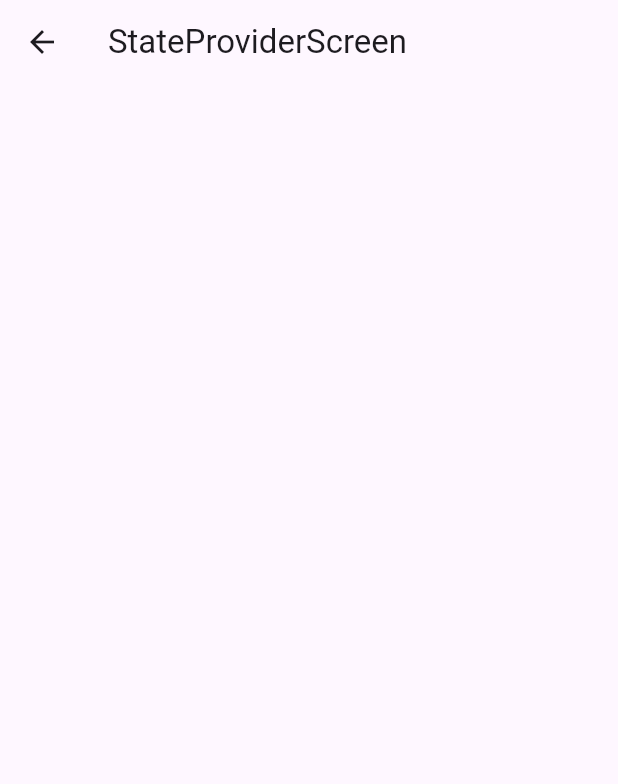
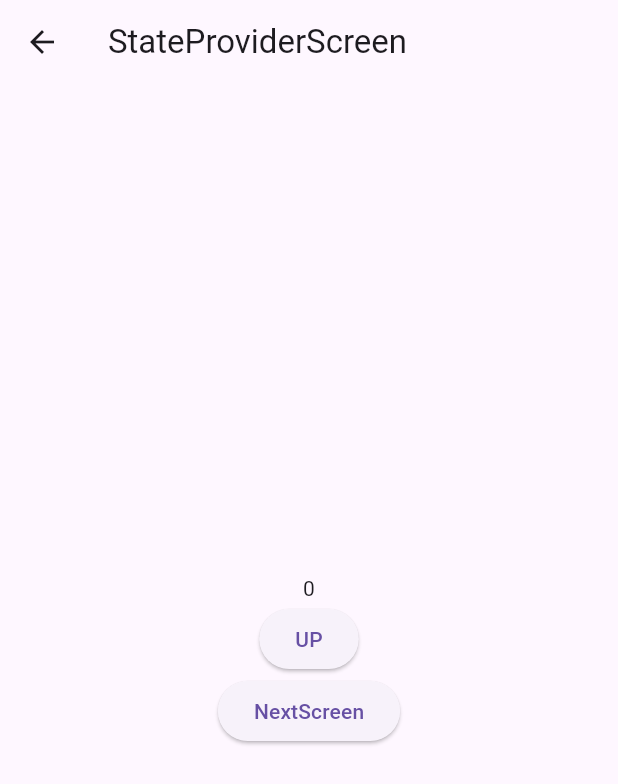
Before and after one commit to WooRiGyeoRe/riverpod_example, a Flutter app: the screen it shows after launch, after a tap on "StateProviderScreen", on a phone screen of 412 x 824 dp. Shown: the top 784 px of the screen. Run offline on Flutter 3.47's test engine with Material 3 defaults, Android fonts, the phone set to English and light mode, and no system bars; our stand-ins replace flutter_riverpod.

Commit message:
커밋완료

```diff
--- a/lib/main.dart
+++ b/lib/main.dart
@@ -2,10 +2,14 @@ import 'package:flutter/material.dart';
 import 'package:flutter_riverpod/flutter_riverpod.dart';
 import 'package:flutter_riverpod_example/screen/home_screen.dart';
 
+// ★ RiverPod 사용을 위해 ProviderScope로 감싸주기 ★
+// ProviderScope가 상위에 있어야 상태관리 툴 사용이 가능하다.
 void main() {
   runApp(
-    const MaterialApp(
-      home: HomeScreen(),
+    const ProviderScope(
+      child: MaterialApp(
+        home: HomeScreen(),
+      ),
     ),
   );
 }
--- a/lib/riverpod/state_provider_screen.dart
+++ b/lib/riverpod/state_provider_screen.dart
@@ -1,4 +1,6 @@
 import 'package:flutter_riverpod/flutter_riverpod.dart';
 
 // 가장 기본이되는 Provider인 State 사용해보기
-final numberProvider = StateProvider((ref) => 0);
+
+// 0은 내가 관리할 거라 <int>로 넣어주면 됨
+final numberProvider = StateProvider<int>((ref) => 0);
--- a/lib/screen/state_provider_screen.dart
+++ b/lib/screen/state_provider_screen.dart
@@ -1,15 +1,89 @@
 import 'package:flutter/material.dart';
+import 'package:flutter_riverpod/flutter_riverpod.dart';
 import 'package:flutter_riverpod_example/layout/default_layout.dart';
+import 'package:flutter_riverpod_example/riverpod/state_provider_screen.dart';
 
-class StateProviderScreen extends StatelessWidget {
+// ★ StatelessWidget에서 ConsumerWidget으로 변경 ★ => 리버팟 사용 준비 완료!
+class StateProviderScreen extends ConsumerWidget {
   const StateProviderScreen({super.key});
 
+  // 기존 StatelessWidget와 99% 유사한데, 1% 차이가 있음.
+  // 뭘까?? => build(BuildContext context) 함수 안에 하나의 파라미터를 더 받음!
+  //           그게 바로.... ★ WidgetRef ref ★
+  //           이 ref를 사용해 RiverPod 안에 선언해 놓은 StateProvider에 접근할 수 있게 됨!
   @override
-  Widget build(BuildContext context) {
-    return const DefaultLayout(
-        title: 'StateProviderScreen',
-        body: Column(
-          children: [],
-        ));
+  Widget build(BuildContext context, WidgetRef ref) {
+    // ref. 하면 read / watch / listen 나옴
+    // ★ (1) ref.watch => 특정 프로바이더를 보고있다가 그 프로바이더가 변경되면 빌드 재실행
+    //                  => 직접적으로 UI에 반영
+    final provider = ref.watch(numberProvider);
+
+    return DefaultLayout(
+      title: 'StateProviderScreen',
+      body: SizedBox(
+        // 너비 최대한으로 늘리기
+        width: MediaQuery.of(context).size.width,
+        child: Column(
+          mainAxisAlignment: MainAxisAlignment.center,
+          children: [
+            Text(
+              provider.toString(),
+            ),
+            ElevatedButton(
+              onPressed: () {
+                // ★ (2) ref.read => 실행
+                // .update((state) => )에서 (state)는 현재 상태를 의미 ---> 즉, 0
+                ref.read(numberProvider.notifier).update((state) => state + 1);
+              },
+              child: const Text('UP'),
+            ),
+            ElevatedButton(
+              onPressed: () {
+                Navigator.of(context).push(
+                  MaterialPageRoute(
+                    builder: (_) => const _NextScreen(),
+                  ),
+                );
+              },
+              child: const Text('NextScreen'),
+            ),
+          ],
+        ),
+      ),
+    );
   }
 }
+
+// 여기서만 쓸 거니까 _ 언더스코어 달아서 클래스명 지어주기
+// StatelessWidget => ConsumerWidget으로 변경
+class _NextScreen extends ConsumerWidget {
+  const _NextScreen({super.key});
+
+  //  Widget build(BuildContext context) 함수 안에 WidgetRef ref 추가
+  @override
+  Widget build(BuildContext context, WidgetRef ref) {
+    final provider = ref.watch(numberProvider);
+
+    return DefaultLayout(
+      title: 'StateProviderScreen',
+      body: SizedBox(
+        // 너비 최대한으로 늘리기
+        width: MediaQuery.of(context).size.width,
+        child: Column(
+          mainAxisAlignment: MainAxisAlignment.center,
+          children: [
+            Text(
+              provider.toString(),
+            ),
+            ElevatedButton(
+              onPressed: () {
+                ref.read(numberProvider.notifier).update((state) => state + 1);
+              },
+              child: const Text('UP'),
+            ),
+          ],
+        ),
+      ),
+    );
+  }
+}
```
